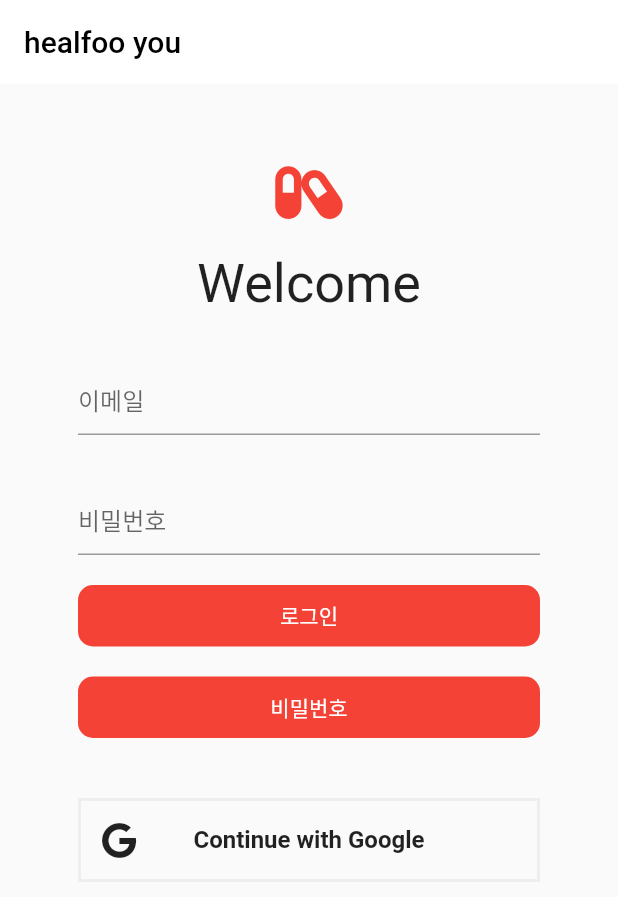
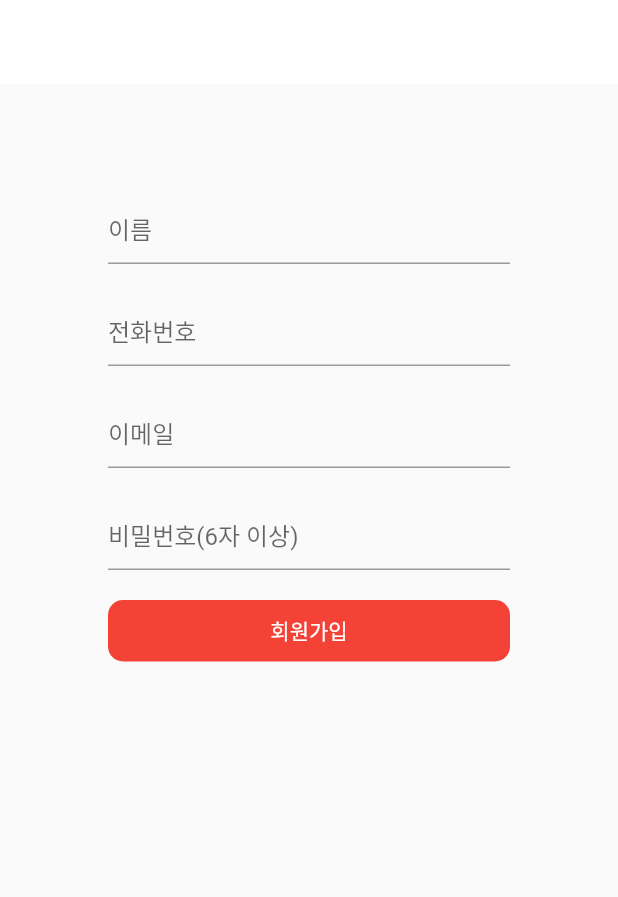
Before and after one commit to alswn2348/healfooyou_flutter, a Flutter app: the screen it shows after launch, on a phone screen of 412 x 824 dp. Shown: the top 897 px of the screen. Run offline on Flutter 3.47's test engine with Material 2 defaults, Android fonts, the phone set to English and light mode, and no system bars; our stand-ins replace font_awesome_flutter, go_router.

Commit message:
design : 회원가입 화면

```diff
--- a/lib/authentication/login_screen.dart
+++ b/lib/authentication/login_screen.dart
@@ -1,5 +1,6 @@
 import 'package:flutter/material.dart';
 import 'package:font_awesome_flutter/font_awesome_flutter.dart';
+import 'package:healfooyou_flutter/authentication/widgets/form_button.dart';
 import 'package:healfooyou_flutter/constants/gaps.dart';
 import 'package:healfooyou_flutter/constants/sizes.dart';
 
@@ -50,7 +51,7 @@ class LoginScreen extends StatelessWidget {
             ),
             Gaps.v20,
             const FormButton(
-              title: "비밀번호",
+              title: "회원가입",
             ),
             Gaps.v40,
             const AuthButton(
@@ -59,37 +60,6 @@ class LoginScreen extends StatelessWidget {
             )
           ],
         )),
-      ),
-    );
-  }
-}
-
-class FormButton extends StatelessWidget {
-  const FormButton({
-    super.key,
-    this.title = 'button',
-  });
-  final String title;
-
-  @override
-  Widget build(BuildContext context) {
-    return FractionallySizedBox(
-      widthFactor: 1,
-      child: Container(
-        padding: const EdgeInsets.all(Sizes.size10),
-        decoration: const BoxDecoration(
-          color: Colors.red,
-          borderRadius: BorderRadius.all(
-            Radius.circular(Sizes.size10),
-          ),
-        ),
-        child: Text(
-          title,
-          textAlign: TextAlign.center,
-          style: const TextStyle(
-            color: Colors.white,
-          ),
-        ),
       ),
     );
   }
--- /dev/null
+++ b/lib/authentication/sign_up_screen.dart
@@ -0,0 +1,55 @@
+import 'package:flutter/material.dart';
+import 'package:healfooyou_flutter/authentication/widgets/form_button.dart';
+import 'package:healfooyou_flutter/constants/gaps.dart';
+import 'package:healfooyou_flutter/constants/sizes.dart';
+
+class SignUpScreen extends StatelessWidget {
+  static String routeName = "signup";
+  static String routeURL = "/signup";
+  const SignUpScreen({super.key});
+
+  @override
+  Widget build(BuildContext context) {
+    return Scaffold(
+      appBar: AppBar(
+        backgroundColor: Colors.white,
+        elevation: 0,
+      ),
+      body: Container(
+        padding: const EdgeInsets.all(Sizes.size72),
+        child: Form(
+            child: Column(
+          children: [
+            TextFormField(
+              decoration: const InputDecoration(
+                hintText: '이름',
+              ),
+            ),
+            Gaps.v20,
+            TextFormField(
+              decoration: const InputDecoration(
+                hintText: '전화번호',
+              ),
+            ),
+            Gaps.v20,
+            TextFormField(
+              decoration: const InputDecoration(
+                hintText: '이메일',
+              ),
+            ),
+            Gaps.v20,
+            TextFormField(
+              decoration: const InputDecoration(
+                hintText: '비밀번호(6자 이상)',
+              ),
+            ),
+            Gaps.v20,
+            const FormButton(
+              title: "회원가입",
+            ),
+          ],
+        )),
+      ),
+    );
+  }
+}
--- /dev/null
+++ b/lib/authentication/widgets/form_button.dart
@@ -0,0 +1,38 @@
+import 'package:flutter/material.dart';
+import 'package:healfooyou_flutter/constants/sizes.dart';
+
+class FormButton extends StatelessWidget {
+  const FormButton({
+    super.key,
+    this.title = 'button',
+    this.onTap,
+  });
+  final String title;
+  final Function? onTap;
+
+  @override
+  Widget build(BuildContext context) {
+    return GestureDetector(
+      onTap: onTap != null ? onTap!() : () {},
+      child: FractionallySizedBox(
+        widthFactor: 1,
+        child: Container(
+          padding: const EdgeInsets.all(Sizes.size10),
+          decoration: const BoxDecoration(
+            color: Colors.red,
+            borderRadius: BorderRadius.all(
+              Radius.circular(Sizes.size10),
+            ),
+          ),
+          child: Text(
+            title,
+            textAlign: TextAlign.center,
+            style: const TextStyle(
+              color: Colors.white,
+            ),
+          ),
+        ),
+      ),
+    );
+  }
+}
--- a/lib/router.dart
+++ b/lib/router.dart
@@ -1,13 +1,19 @@
 import 'package:go_router/go_router.dart';
 import 'package:healfooyou_flutter/authentication/login_screen.dart';
+import 'package:healfooyou_flutter/authentication/sign_up_screen.dart';
 
 final router = GoRouter(
-  initialLocation: "/login",
+  initialLocation: "/signup",
   routes: [
     GoRoute(
       name: LoginScreen.routeName,
       path: LoginScreen.routeURL,
       builder: (context, state) => const LoginScreen(),
     ),
+    GoRoute(
+      name: SignUpScreen.routeName,
+      path: SignUpScreen.routeURL,
+      builder: (context, state) => const SignUpScreen(),
+    ),
   ],
 );
```
